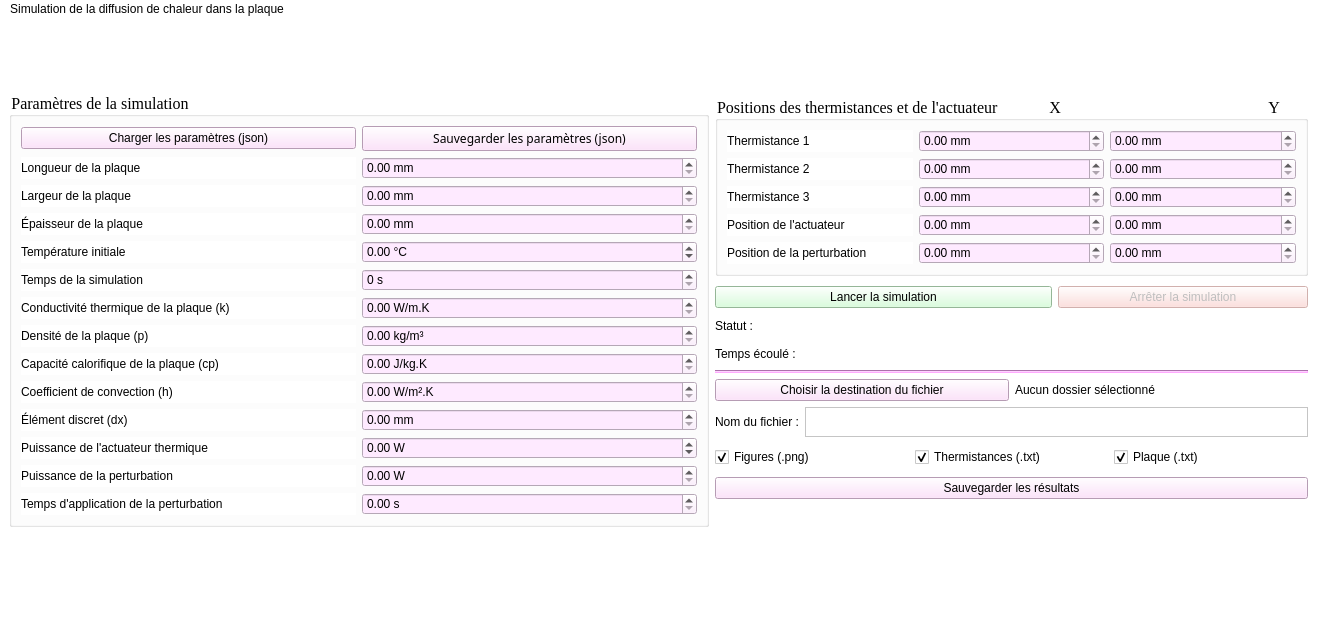
Before: the Qt Designer form simulation python/interface_simulateur.ui in mader143/simulateur-thermique, drawn with Qt 5.
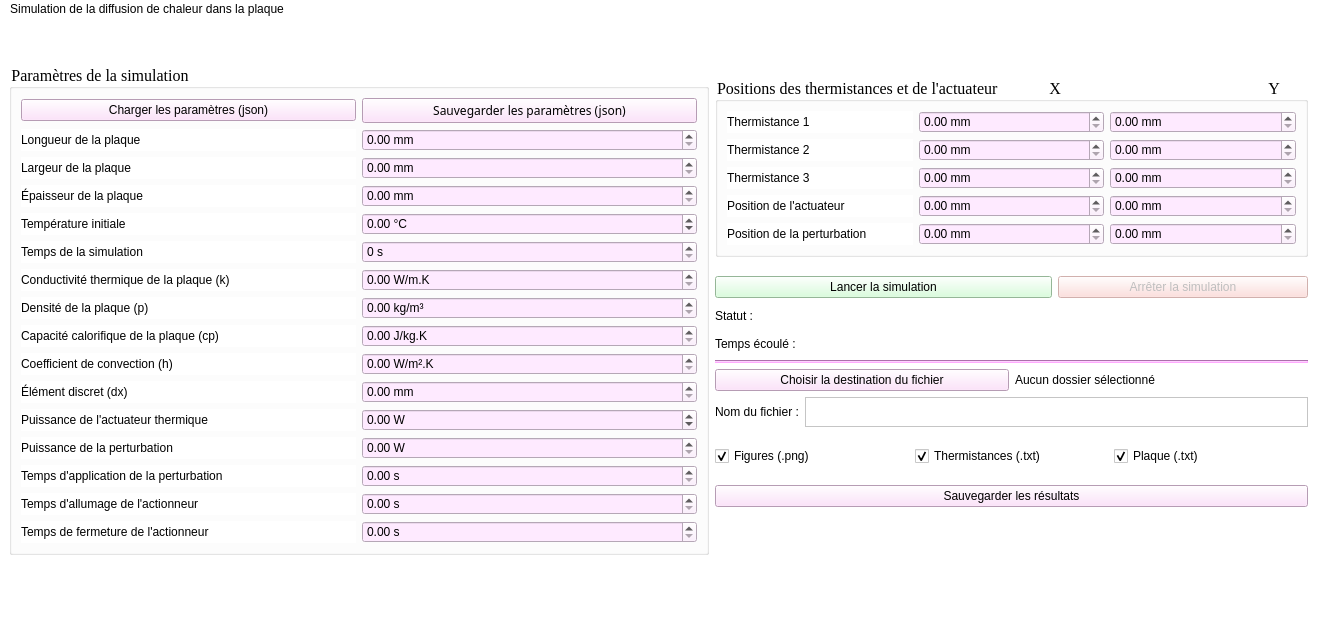
After: the same form once the commit is applied.

Commit message: moment d'allumage de l'actionneur

```diff
--- a/simulation python/interface_simulateur.ui
+++ b/simulation python/interface_simulateur.ui
@@ -324,6 +324,48 @@
              </property>
             </widget>
            </item>
+           <item row="14" column="0">
+            <widget class="QLabel" name="label_3">
+             <property name="text">
+              <string>Temps d'allumage de l'actionneur</string>
+             </property>
+            </widget>
+           </item>
+           <item row="14" column="1">
+            <widget class="QDoubleSpinBox" name="doubleSpinBox_t_start_act">
+             <property name="styleSheet">
+              <string notr="true">
+background-color: rgb(254, 234, 255);</string>
+             </property>
+             <property name="suffix">
+              <string> s</string>
+             </property>
+             <property name="maximum">
+              <double>100000.000000000000000</double>
+             </property>
+            </widget>
+           </item>
+           <item row="15" column="0">
+            <widget class="QLabel" name="label_3">
+             <property name="text">
+              <string>Temps de fermeture de l'actionneur</string>
+             </property>
+            </widget>
+           </item>
+           <item row="15" column="1">
+            <widget class="QDoubleSpinBox" name="doubleSpinBox_t_stop_act">
+             <property name="styleSheet">
+              <string notr="true">
+background-color: rgb(254, 234, 255);</string>
+             </property>
+             <property name="suffix">
+              <string> s</string>
+             </property>
+             <property name="maximum">
+              <double>100000.000000000000000</double>
+             </property>
+            </widget>
+           </item>
            <item row="12" column="0">
             <spacer name="verticalSpacer">
              <property name="orientation">
```
The commit also changes 3 other files.
